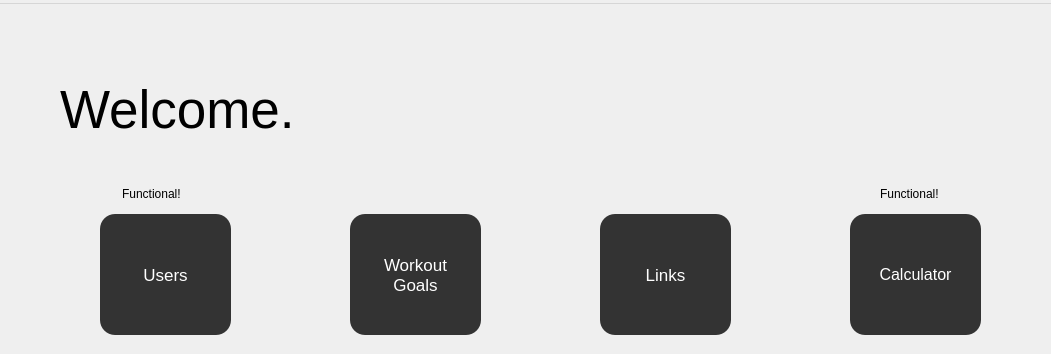
First picture: the form in code/mainwindow.ui, repository amroomargit/Forge, before the edit; both pictures show x 0 to 1051 and y 0 to 354 of the 1203 by 721 pixel window.
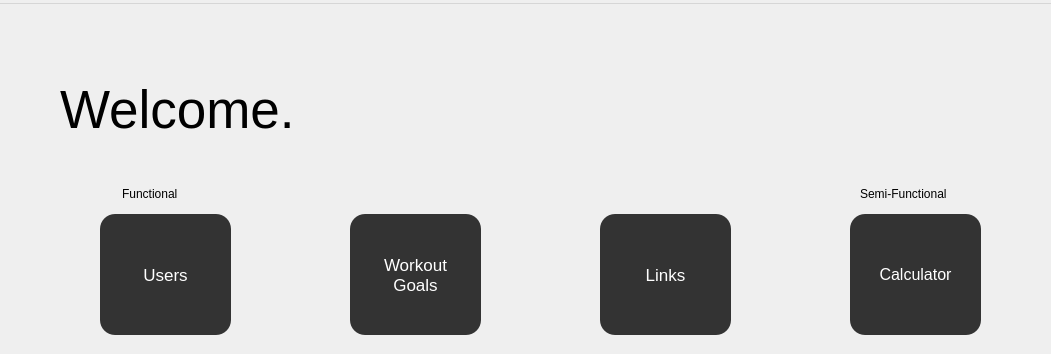
Second picture: the form after the edit. Icons and pictures are not drawn.

```diff
--- a/code/mainwindow.ui
+++ b/code/mainwindow.ui
@@ -269,7 +269,7 @@
      </rect>
     </property>
     <property name="text">
-     <string>Functional!</string>
+     <string>Functional</string>
     </property>
    </widget>
    <widget class="QLabel" name="label_3">
@@ -296,14 +296,14 @@
    <widget class="QLabel" name="label_4">
     <property name="geometry">
      <rect>
-      <x>880</x>
+      <x>860</x>
       <y>180</y>
-      <width>81</width>
+      <width>111</width>
       <height>20</height>
      </rect>
     </property>
     <property name="text">
-     <string>Functional!</string>
+     <string>Semi-Functional</string>
     </property>
    </widget>
   </widget>
```
